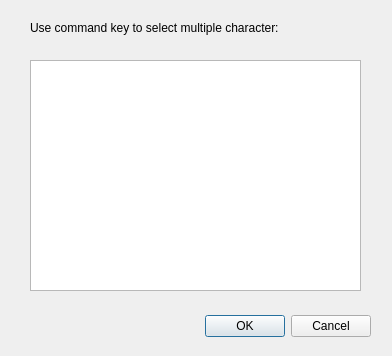
Old version of the form app/Joker/PeopleDialog.ui in the repository JokerSync/Joker.
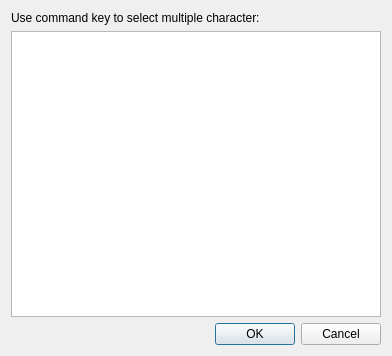
New version of the form.

Commit message: better PeopleDialog resize

What changed in the file:
```diff
--- a/app/Joker/PeopleDialog.ui
+++ b/app/Joker/PeopleDialog.ui
@@ -13,15 +13,23 @@
   <property name="windowTitle">
    <string>Select a character</string>
   </property>
+  <layout class="QVBoxLayout" name="verticalLayout">
+   <item>
+    <widget class="QLabel" name="label">
+     <property name="text">
+      <string>Use command key to select multiple character:</string>
+     </property>
+    </widget>
+   </item>
+   <item>
+    <widget class="QListWidget" name="peopleList">
+     <property name="selectionMode">
+      <enum>QAbstractItemView::ExtendedSelection</enum>
+     </property>
+    </widget>
+   </item>
+   <item>
   <widget class="QDialogButtonBox" name="buttonBox">
-   <property name="geometry">
-    <rect>
-     <x>30</x>
-     <y>310</y>
-     <width>341</width>
-     <height>32</height>
-    </rect>
-   </property>
    <property name="orientation">
     <enum>Qt::Horizontal</enum>
    </property>
@@ -29,32 +37,8 @@
     <set>QDialogButtonBox::Cancel|QDialogButtonBox::Ok</set>
    </property>
   </widget>
-  <widget class="QListWidget" name="peopleList">
-   <property name="geometry">
-    <rect>
-     <x>30</x>
-     <y>60</y>
-     <width>331</width>
-     <height>231</height>
-    </rect>
-   </property>
-   <property name="selectionMode">
-    <enum>QAbstractItemView::ExtendedSelection</enum>
-   </property>
-  </widget>
-  <widget class="QLabel" name="label">
-   <property name="geometry">
-    <rect>
-     <x>30</x>
-     <y>20</y>
-     <width>311</width>
-     <height>16</height>
-    </rect>
-   </property>
-   <property name="text">
-    <string>Use command key to select multiple character:</string>
-   </property>
-  </widget>
+   </item>
+  </layout>
  </widget>
  <resources/>
  <connections>
```
Lines whose indentation alone changed are shown as unchanged.
